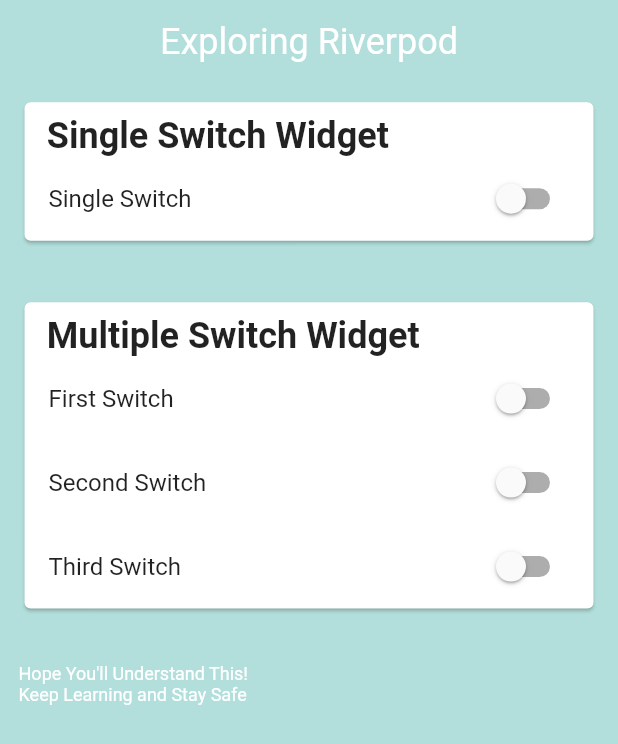
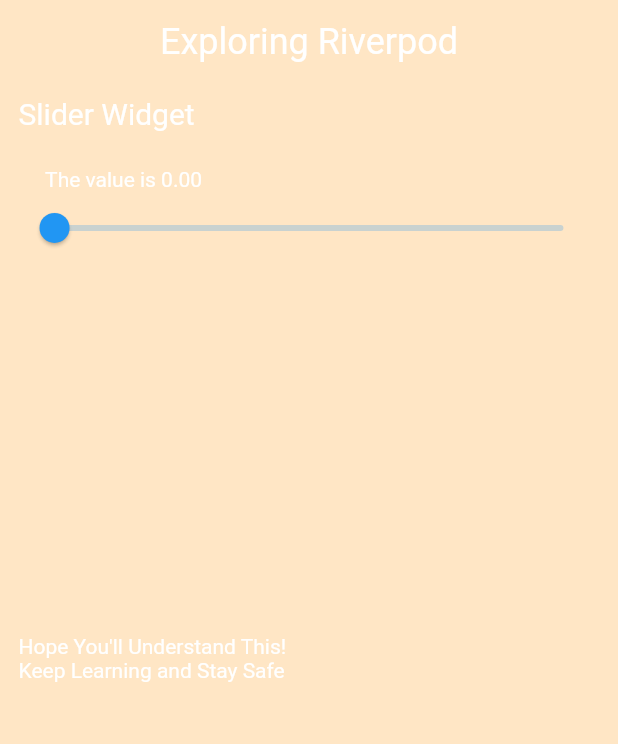
Before and after one commit to devkishor8007/Exploring-Riverpod, a Flutter app: the screen it shows after launch, on a phone screen of 412 x 824 dp. Shown: the top 744 px of the screen. Run offline on Flutter 3.47's test engine with Material 2 defaults, Android fonts, the phone set to English and light mode, and no system bars; our stand-ins replace flutter_riverpod.

Commit message:
starter riverpod day-4

```diff
--- a/lib/main.dart
+++ b/lib/main.dart
@@ -1,21 +1,21 @@
-import 'package:exploring_riverpod/page/switchPage.dart';
+import 'package:exploring_riverpod/page/sliderPage.dart';
 import 'package:flutter/material.dart';
 import 'package:flutter_riverpod/flutter_riverpod.dart';
 
 void main() {
-  runApp(ProviderScope(child: Day3()));
+  runApp(ProviderScope(child: Day4()));
 }
 
-class Day3 extends StatelessWidget {
+class Day4 extends StatelessWidget {
   @override
   Widget build(BuildContext context) {
     return MaterialApp(
-      title: "Day 3",
+      title: "Day 4",
       theme: ThemeData(
-        canvasColor: Colors.teal.withOpacity(0.3),
+        canvasColor: Colors.orangeAccent.withOpacity(0.3),
       ),
       debugShowCheckedModeBanner: false,
-      home: SwitchHomePage(),
+      home: SliderHomePage(),
     );
   }
 }
--- /dev/null
+++ b/lib/page/sliderPage.dart
@@ -0,0 +1,89 @@
+import 'package:exploring_riverpod/slider_riverpod.dart';
+import 'package:flutter/material.dart';
+import 'package:flutter_riverpod/flutter_riverpod.dart';
+
+final sliderRiverpod =
+    ChangeNotifierProvider<SliderWidget>((ref) => SliderWidget());
+
+class SliderHomePage extends ConsumerWidget {
+  @override
+  Widget build(BuildContext context, ScopedReader watch) {
+    final mq = MediaQuery.of(context).size;
+    var sliderImplement = watch(sliderRiverpod);
+    return SafeArea(
+      child: Scaffold(
+        appBar: appBar(context),
+        body: SingleChildScrollView(
+          child: Padding(
+            padding: EdgeInsets.symmetric(
+              vertical: mq.height * 0.01,
+              horizontal: mq.width * 0.03,
+            ),
+            child: Column(
+              crossAxisAlignment: CrossAxisAlignment.start,
+              children: [
+                makeTextHelp(
+                  context,
+                  context.read(whatWidgetRivepod),
+                  size: Theme.of(context).textTheme.headline6.fontSize,
+                ),
+                Padding(
+                  padding: EdgeInsets.only(
+                    left: mq.width * 0.043,
+                    top: mq.height * 0.03,
+                  ),
+                  child: makeTextHelp(
+                    context,
+                    "The value is " + sliderImplement.value.toStringAsFixed(2),
+                  ),
+                ),
+                sliderShow(sliderImplement, context),
+                SizedBox(
+                  height: mq.height * 0.3,
+                ),
+                makeTextHelp(
+                  context,
+                  context.read(hopeRiverpod),
+                ),
+              ],
+            ),
+          ),
+        ),
+      ),
+    );
+  }
+
+  Widget sliderShow(SliderWidget sliderImplement, BuildContext context) {
+    return Slider(
+      min: 0,
+      max: 10,
+      value: sliderImplement.value,
+      onChanged: (v) {
+        context.read(sliderRiverpod).onchanged(v);
+      },
+    );
+  }
+
+  Widget makeTextHelp(BuildContext context, String text1, {double size}) {
+    return Text(
+      text1,
+      style: TextStyle(
+        color: Colors.white,
+        fontSize: size ?? Theme.of(context).textTheme.bodyText1.fontSize,
+      ),
+    );
+  }
+
+  Widget appBar(BuildContext context) {
+    return AppBar(
+      backgroundColor: Colors.transparent,
+      elevation: 0,
+      centerTitle: true,
+      title: Text(
+        context.read(appNameRiverpod),
+        style:
+            Theme.of(context).textTheme.headline5.copyWith(color: Colors.white),
+      ),
+    );
+  }
+}
--- a/lib/page/switchPage.dart
+++ /dev/null
@@ -1,159 +0,0 @@
-import 'package:exploring_riverpod/switch_riverpod.dart';
-import 'package:flutter/material.dart';
-import 'package:flutter_riverpod/flutter_riverpod.dart';
-
-final switchRiverpod =
-    ChangeNotifierProvider<SwitchWidget>((ref) => SwitchWidget());
-
-final multipleSwitchRiverpod = ChangeNotifierProvider<MultipleSwitchWidget>(
-  (ref) => MultipleSwitchWidget(),
-);
-
-class SwitchHomePage extends ConsumerWidget {
-  @override
-  Widget build(BuildContext context, ScopedReader watch) {
-    final mq = MediaQuery.of(context).size;
-    var switchImplement = watch(switchRiverpod);
-    final multipleswitchImplement = watch(multipleSwitchRiverpod);
-    return SafeArea(
-      child: Scaffold(
-        appBar: appBar(context),
-        body: SingleChildScrollView(
-          child: Padding(
-            padding: EdgeInsets.symmetric(
-                vertical: mq.height * 0.01, horizontal: mq.width * 0.03),
-            child: Column(
-              crossAxisAlignment: CrossAxisAlignment.start,
-              children: [
-                Card(
-                  child: Column(
-                    crossAxisAlignment: CrossAxisAlignment.start,
-                    children: [
-                      Padding(
-                        padding: EdgeInsets.only(
-                          left: mq.width * 0.036,
-                          top: mq.height * 0.01,
-                        ),
-                        child: Text(
-                          context.read(singleswitchName),
-                          style: TextStyle(
-                            fontSize:
-                                Theme.of(context).textTheme.headline5.fontSize,
-                            fontWeight: FontWeight.bold,
-                          ),
-                        ),
-                      ),
-                      singleSwitchListTile(switchImplement, context),
-                    ],
-                  ),
-                ),
-                SizedBox(
-                  height: mq.height * 0.04,
-                ),
-                Card(
-                  child: Column(
-                    crossAxisAlignment: CrossAxisAlignment.start,
-                    children: [
-                      Padding(
-                        padding: EdgeInsets.only(
-                          left: mq.width * 0.036,
-                          top: mq.height * 0.01,
-                        ),
-                        child: Text(
-                          context.read(multipleswitchName),
-                          style: TextStyle(
-                            fontWeight: FontWeight.bold,
-                            fontSize:
-                                Theme.of(context).textTheme.headline5.fontSize,
-                          ),
-                        ),
-                      ),
-                      multipleSwitchListTile(
-                        context,
-                        textSwitch: 'First Switch',
-                        value: multipleswitchImplement.value1,
-                        onChanged: (vax) {
-                          context
-                              .read(multipleSwitchRiverpod)
-                              .onChangedMultipleOne(vax);
-                        },
-                      ),
-                      multipleSwitchListTile(
-                        context,
-                        textSwitch: 'Second Switch',
-                        value: multipleswitchImplement.value2,
-                        onChanged: (vax) {
-                          context
-                              .read(multipleSwitchRiverpod)
-                              .onChangedMultipleTwo(vax);
-                        },
-                      ),
-                      multipleSwitchListTile(
-                        context,
-                        textSwitch: 'Third Switch',
-                        value: multipleswitchImplement.value3,
-                        onChanged: (vax) {
-                          context
-                              .read(multipleSwitchRiverpod)
-                              .onChangedMultipleThree(vax);
-                        },
-                      ),
-                    ],
-                  ),
-                ),
-                SizedBox(
-                  height: mq.height * 0.04,
-                ),
-                Text(
-                  context.read(hopeRiverpod),
-                  style: Theme.of(context)
-                      .textTheme
-                      .caption
-                      .copyWith(color: Colors.white),
-                ),
-              ],
-            ),
-          ),
-        ),
-      ),
-    );
-  }
-
-  Widget singleSwitchListTile(
-      SwitchWidget switchImplement, BuildContext context) {
-    return SwitchListTile(
-        title: Text(
-          'Single Switch',
-        ),
-        activeColor: Colors.redAccent,
-        value: switchImplement.value,
-        onChanged: (change) {
-          context.read(switchRiverpod).onChanged(change);
-        });
-  }
-
-  Widget multipleSwitchListTile(BuildContext context,
-      {bool value, Function onChanged, String textSwitch}) {
-    return SwitchListTile(
-      title: Text(
-        textSwitch,
-      ),
-      activeColor: Colors.redAccent,
-      value: value,
-      onChanged: onChanged,
-    );
-  }
-
-  Widget appBar(BuildContext context) {
-    return AppBar(
-      backgroundColor: Colors.transparent,
-      elevation: 0,
-      centerTitle: true,
-      title: Text(
-        context.read(appNameRiverpod),
-        style:
-            Theme.of(context).textTheme.headline5.copyWith(color: Colors.white),
-      ),
-    );
-  }
-}
--- /dev/null
+++ b/lib/slider_riverpod.dart
@@ -0,0 +1,17 @@
+import 'package:flutter/material.dart';
+import 'package:flutter_riverpod/flutter_riverpod.dart';
+
+final appNameRiverpod = Provider<String>((ref) => "Exploring Riverpod");
+final whatWidgetRivepod = Provider<String>((ref) => "Slider Widget");
+final hopeRiverpod = Provider<String>(
+    (ref) => "Hope You'll Understand This! \nKeep Learning and Stay Safe");
+
+class SliderWidget extends ChangeNotifier {
+  double _value = 0.0;
+  double get value => _value;
+
+  onchanged(val) {
+    _value = val;
+    notifyListeners();
+  }
+}
--- a/lib/switch_riverpod.dart
+++ /dev/null
@@ -1,44 +0,0 @@
-import 'package:flutter/material.dart';
-import 'package:flutter_riverpod/flutter_riverpod.dart';
-
-final appNameRiverpod = Provider<String>((ref) => "Exploring Riverpod");
-final singleswitchName = Provider<String>((ref) => "Single Switch Widget");
-final multipleswitchName = Provider<String>((ref) => "Multiple Switch Widget");
-final hopeRiverpod = Provider<String>(
-    (ref) => "Hope You'll Understand This! \nKeep Learning and Stay Safe");
-
-class SwitchWidget extends ChangeNotifier {
-  bool _value = false;
-
-  bool get value => _value;
-
-  onChanged(changeval) {
-    _value = changeval;
-    notifyListeners();
-  }
-}
-
-class MultipleSwitchWidget extends ChangeNotifier {
-  bool _value1 = false;
-  bool _value2 = false;
-  bool _value3 = false;
-
-  bool get value1 => _value1;
-  bool get value2 => _value2;
-  bool get value3 => _value3;
-
-  onChangedMultipleOne(changeval1) {
-    _value1 = changeval1;
-    notifyListeners();
-  }
-
-  onChangedMultipleTwo(changeval2) {
-    _value2 = changeval2;
-    notifyListeners();
-  }
-
-  onChangedMultipleThree(changeval3) {
-    _value3 = changeval3;
-    notifyListeners();
-  }
-}
```
